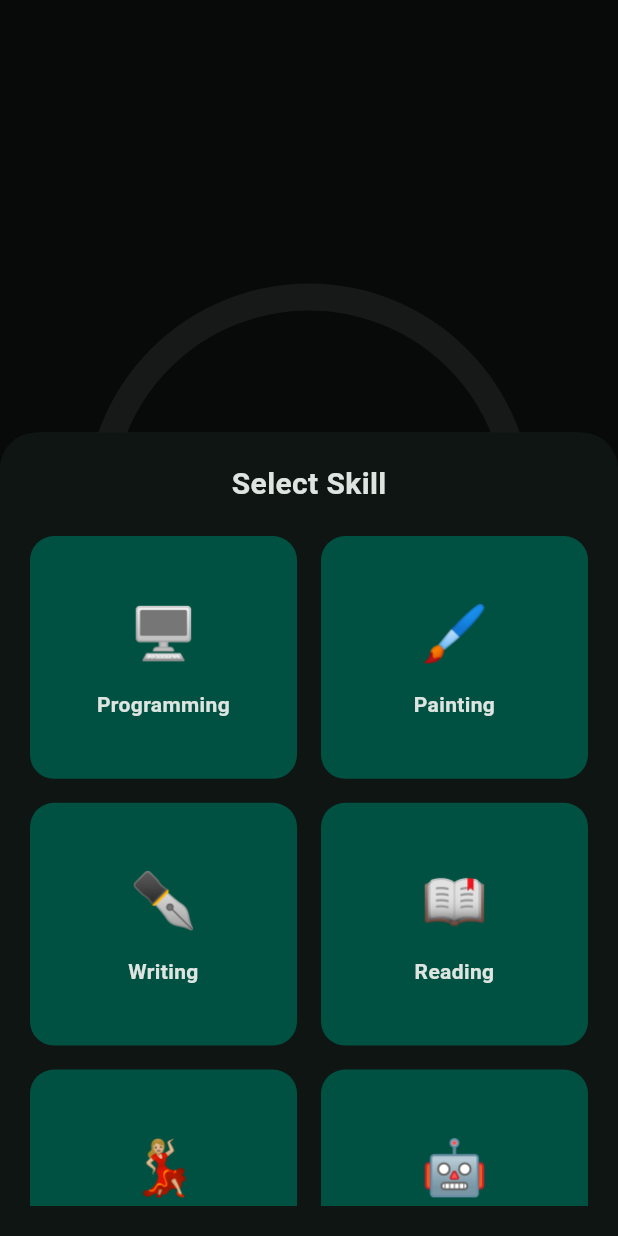
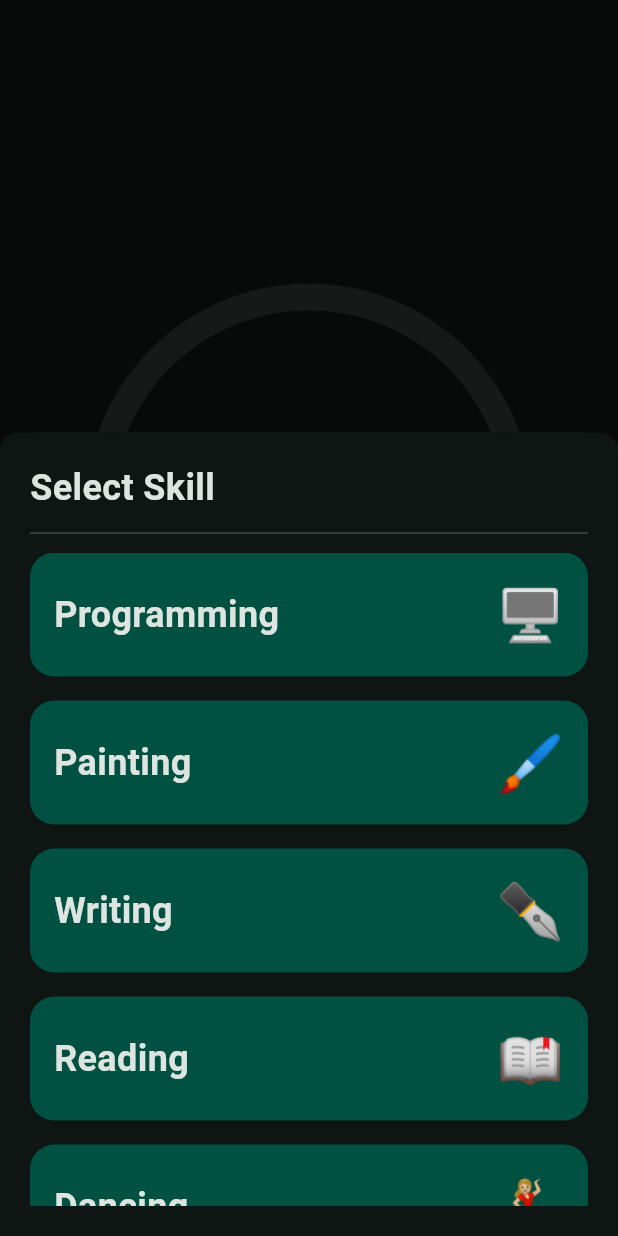
Before and after one commit to RafikoZZ55/skill-tamer, a Flutter app: the SessionTimerView widget shown alone on an empty page, opened directly, after a tap on "Select Skill", on a phone screen of 412 x 824 dp. Run offline on Flutter 3.47's test engine with Material 3 defaults, Android fonts, the light colour scheme and no system bars; our stand-ins replace flutter_riverpod, hive, hive_flutter; accounts and stored records are empty.

Commit message:
fixed and added sessions

```diff
--- a/skill_tamer/lib/components/reward_card.dart
+++ b/skill_tamer/lib/components/reward_card.dart
@@ -16,10 +16,10 @@ class _RewardCardState extends ConsumerState<RewardCard> {
 
   @override
   Widget build(BuildContext context) {
-    Reward reward = ref.watch(playerProvider.select((p) => p.rewards[widget.rewardIndex]));
+    final Reward _reward = ref.watch(playerProvider.select((p) => p.rewards[widget.rewardIndex]));
 
     return Card(
-
+      child: Text(_reward.type.name),
     );
   }
 }
--- a/skill_tamer/lib/data/model/player/player.dart
+++ b/skill_tamer/lib/data/model/player/player.dart
@@ -45,6 +45,7 @@ class Player {
 
   Player copyWith({
     Session? activeSession,
+    bool activeSessionSet = false,
     List<Skill>? skills,
     List<Reward>? rewards,
     int? lastRefreshAt,
@@ -53,7 +54,7 @@ class Player {
     int? nextMissionRefreshAt
   }) {
     return Player(
-      activeSession: activeSession ?? this.activeSession,
+      activeSession: activeSessionSet ? activeSession : this.activeSession,
       xpGained: xpGained ?? this.xpGained,
       currentMission: currentMission ?? this.currentMission,
       skills: skills ?? List.from(this.skills),
--- a/skill_tamer/lib/views/mission_view.dart
+++ b/skill_tamer/lib/views/mission_view.dart
@@ -53,8 +53,7 @@ class _MissionViewState extends ConsumerState<MissionView> {
 
   @override
   Widget build(BuildContext context) {
-
-    Mission? mission = ref.watch(playerProvider.select((p) => p.currentMission));
+    final Mission? _mission = ref.watch(playerProvider.select((p) => p.currentMission));
 
     return Column(
       children: [
--- a/skill_tamer/lib/views/session_timer_view.dart
+++ b/skill_tamer/lib/views/session_timer_view.dart
@@ -16,39 +16,82 @@ class SessionTimerView extends ConsumerStatefulWidget {
 class _SessionTimerViewState
     extends ConsumerState<SessionTimerView> {
   SkillType? skillType;
+  bool _hadSession = false;
   Timer? _timer;
 
   Duration _remaining = Duration.zero;
   Duration _total = Duration.zero;
 
+  bool _showingAbandonDialog = false;
+  DateTime? _abandonPopupStart;
+  final ValueNotifier<Duration> _popupRemainingNotifier =
+      ValueNotifier(Duration.zero);
+
+  @override
+  void initState() {
+    super.initState();
+    _startTimer();
+  }
+
   @override
   void dispose() {
     _timer?.cancel();
+    _popupRemainingNotifier.dispose();
     super.dispose();
   }
 
-  void _startTimer(Session session) {
+  void _startTimer() {
     _timer?.cancel();
 
-    _total = session.sessionSkill.recommendedSessionDuration;
+    _timer = Timer.periodic(const Duration(seconds: 1), (_) {
+      final Session? session = ref.read(playerProvider).activeSession;
 
-    _timer = Timer.periodic(const Duration(seconds: 1), (_) {
-      final now = DateTime.now().millisecondsSinceEpoch;
-      final elapsed = now - session.timeStarted;
+      if (session == null) {
+        if (_remaining != Duration.zero || _total != Duration.zero) {
+          setState(() {
+            _remaining = Duration.zero;
+            _total = Duration.zero;
+          });
+        }
 
-      final remainingMs =
-          _total.inMilliseconds - elapsed;
+        if (_showingAbandonDialog) {
+          if (mounted) {Navigator.of(context, rootNavigator: true).maybePop();}
 
-      if (remainingMs <= 0) {
-        setState(() {
-          _remaining = Duration.zero;
-        });
-      } else {
-        setState(() {
-          _remaining =
-              Duration(milliseconds: remainingMs);
-        });
+          setState(() {
+            _showingAbandonDialog = false;
+            _abandonPopupStart = null;
+          });
+        }
+        return;
       }
+
+      if (_total != session.sessionSkill.recommendedSessionDuration) {
+        _total = session.sessionSkill.recommendedSessionDuration;
+      }
+
+      final nowMs = DateTime.now().millisecondsSinceEpoch;
+      final elapsed = nowMs - session.timeStarted;
+      final remainingMs = _total.inMilliseconds - elapsed;
+      final newRemaining = remainingMs <= 0 ? Duration.zero : Duration(milliseconds: remainingMs);
+
+      final now = DateTime.now();
+      if (!_showingAbandonDialog && nowMs - session.lastSessionCheck > const Duration(minutes: 15).inMilliseconds) {
+
+        _abandonPopupStart = now;
+        _popupRemainingNotifier.value = const Duration(minutes: 5);
+        _showAbandonDialog();
+      } else if (_showingAbandonDialog && _abandonPopupStart != null) {
+        final elapsedPopup = now.difference(_abandonPopupStart!);
+        final remainingPopup = const Duration(minutes: 5) - elapsedPopup;
+        if (remainingPopup <= Duration.zero) {
+          _popupRemainingNotifier.value = Duration.zero;
+          _endAbandonSession();
+        } else {
+          _popupRemainingNotifier.value = remainingPopup;
+        }
+      }
+
+      setState(() {_remaining = newRemaining;});
     });
   }
 
@@ -60,36 +103,94 @@ class _SessionTimerViewState
     return "$minutes:$seconds";
   }
 
+  void _showAbandonDialog() {
+    _showingAbandonDialog = true;
+
+    showDialog<void>(
+      context: context,
+      barrierDismissible: false,
+      builder: (context) => AlertDialog(
+        title: const Text('Still there?'),
+        content: ValueListenableBuilder<Duration>(
+          valueListenable: _popupRemainingNotifier,
+          builder: (context, value, _) {
+            return Text(
+              'To keep users from spaming sessions while they sleep you need to interact with the app every 15 minutes your time windfow is 5 minutes'
+              'Tap "Continue" within ${_format(value)} to keep going, '
+              'if you wont do it you will get smaller rewards'
+            );
+          },
+        ),
+        actions: [
+          TextButton(
+            onPressed: () {
+              Navigator.of(context).pop();
+              if (mounted) {
+                ref.read(playerProvider.notifier).updateSessionCheck();
+                setState(() {
+                  _showingAbandonDialog = false;
+                  _abandonPopupStart = null;
+                });
+              }
+            },
+            child: const Text('Continue'),
+          ),
+        ],
+      ),
+    ).then((_) {
+      if (mounted) {
+        setState(() {
+          _showingAbandonDialog = false;
+          _abandonPopupStart = null;
+        });
+      }
+    });
+  }
+
+  void _endAbandonSession() {
+    ref.read(playerProvider.notifier).stopSession(manual: false);
+    if (_showingAbandonDialog && mounted) {
+      Navigator.of(context, rootNavigator: true).maybePop();
+    }
+    setState(() {
+      _showingAbandonDialog = false;
+      _abandonPopupStart = null;
+    });
+  }
+
   @override
   Widget build(BuildContext context) {
     final scheme = Theme.of(context).colorScheme;
-    final controller =
-        ref.read(playerProvider.notifier);
+    final controller = ref.read(playerProvider.notifier);
 
-    final Session? session =
-        ref.watch(playerProvider.select((p) => p.activeSession));
-
-    if (session != null && _timer == null) {
-      _startTimer(session);
+    final Session? session = ref.watch(playerProvider.select((p) => p.activeSession));
+    if (session != null && skillType == null) {
+      WidgetsBinding.instance.addPostFrameCallback((_) {
+        setState(() {skillType = session.sessionSkill;});
+      });
     }
 
-    if (session == null) {
-      _timer?.cancel();
-      _timer = null;
-      _remaining = Duration.zero;
-      _total = Duration.zero;
+    if (_hadSession && session == null && skillType != null) {
+      WidgetsBinding.instance.addPostFrameCallback((_) => setState(() => skillType = null ));
     }
+    _hadSession = session != null;
 
-    final progress = (_total.inSeconds == 0)
-        ? 0.0
-        : 1 - (_remaining.inSeconds / _total.inSeconds);
+    final progress = (_total.inSeconds == 0) ? 0.0 : 1 - (_remaining.inSeconds / _total.inSeconds);
 
     return Center(
       child: Column(
         mainAxisAlignment: MainAxisAlignment.center,
         children: [
-
-          /// TIMER
+          if (session != null) ...[
+            Padding(
+              padding: const EdgeInsets.only(bottom: 20),
+              child: Text(
+                '${session.sessionSkill.icon} ${session.sessionSkill.name}',
+                style: const TextStyle(
+                    fontSize: 20, fontWeight: FontWeight.w500),
+              ),
+            ),
+          ],
           Stack(
             alignment: Alignment.center,
             children: [
@@ -121,19 +222,17 @@ class _SessionTimerViewState
                 const EdgeInsets.symmetric(horizontal: 35),
             child: Column(
               children: [
-
-                /// START / STOP
                 SizedBox(
                   width: double.infinity,
                   child: FilledButton(
-                    onPressed: skillType == null
+                    onPressed: (session == null && skillType == null)
                         ? null
                         : () {
                             if (session == null) {
                               controller.createNewSession(
                                   skillType: skillType!);
                             } else {
-                              controller.stopSession();
+                              controller.stopSession(manual: true);
                             }
                           },
                     child:
@@ -143,7 +242,6 @@ class _SessionTimerViewState
 
                 const SizedBox(height: 12),
 
-                /// SELECT SKILL
                 SizedBox(
                   width: double.infinity,
                   child: OutlinedButton(
@@ -204,27 +302,31 @@ class _SkillSelectionSheet extends StatelessWidget {
       decoration: BoxDecoration(
         color: scheme.surface,
         borderRadius:
-            const BorderRadius.vertical(top: Radius.circular(24)),
+            const BorderRadius.vertical(top: Radius.circular(12)),
       ),
       child: Column(
+        crossAxisAlignment: CrossAxisAlignment.start,
         children: [
           const Text(
             "Select Skill",
             style: TextStyle(
-              fontSize: 20,
+              fontSize: 24,
               fontWeight: FontWeight.bold,
             ),
+            textAlign: TextAlign.start,
           ),
-          const SizedBox(height: 20),
+          const SizedBox(height: 5),
+          const Divider(),
+          const SizedBox(height: 5),
           Expanded(
             child: GridView.builder(
               itemCount: SkillType.values.length,
               gridDelegate:
                   const SliverGridDelegateWithFixedCrossAxisCount(
-                crossAxisCount: 2,
+                crossAxisCount: 1,
                 mainAxisSpacing: 16,
                 crossAxisSpacing: 16,
-                childAspectRatio: 1.1,
+                childAspectRatio: 4.5,
               ),
               itemBuilder: (context, index) {
                 final skill = SkillType.values[index];
@@ -243,23 +345,18 @@ class _SkillSelectionSheet extends StatelessWidget {
                     ),
                     padding:
                         const EdgeInsets.all(16),
-                    child: Column(
-                      mainAxisAlignment:
-                          MainAxisAlignment.center,
+                    child: Row(
+                      mainAxisAlignment: MainAxisAlignment.spaceBetween,
+
                       children: [
                         Text(
+                          skill.name,
+                          textAlign:TextAlign.center,
+                          style: const TextStyle(fontWeight:FontWeight.bold, fontSize: 24),
+                        ),
+                        Text(
                           skill.icon,
-                          style: const TextStyle(
-                              fontSize: 36),
-                        ),
-                        const SizedBox(height: 12),
-                        Text(
-                          skill.name,
-                          textAlign:
-                              TextAlign.center,
-                          style: const TextStyle(
-                              fontWeight:
-                                  FontWeight.bold),
+                          style: const TextStyle(fontSize: 36),
                         ),
                       ],
                     ),
```
Also changed, not shown: skill_tamer/lib/data/model/player/operators/player_session_operator.dart (+11 -4 lines), skill_tamer/lib/data/riverpod/player/player_controller.dart (+7 -2 lines).
